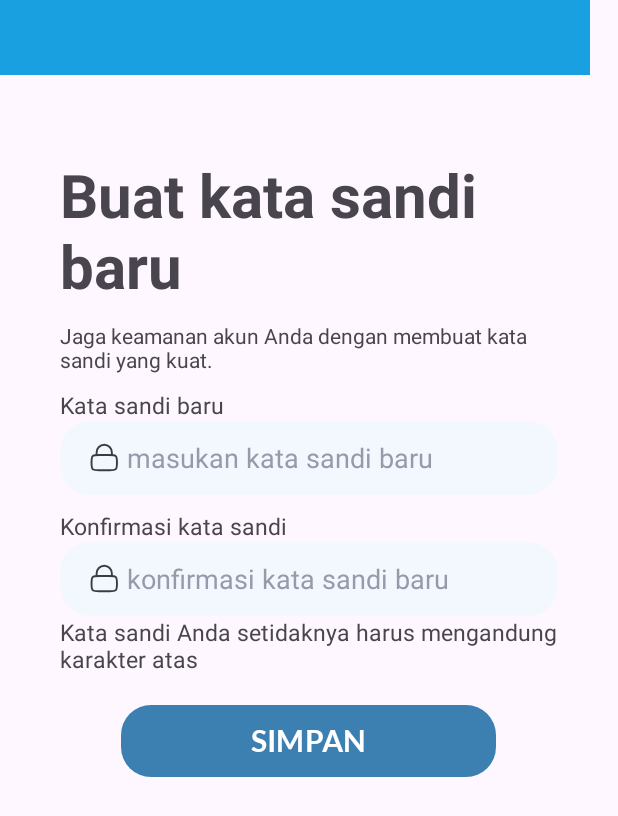
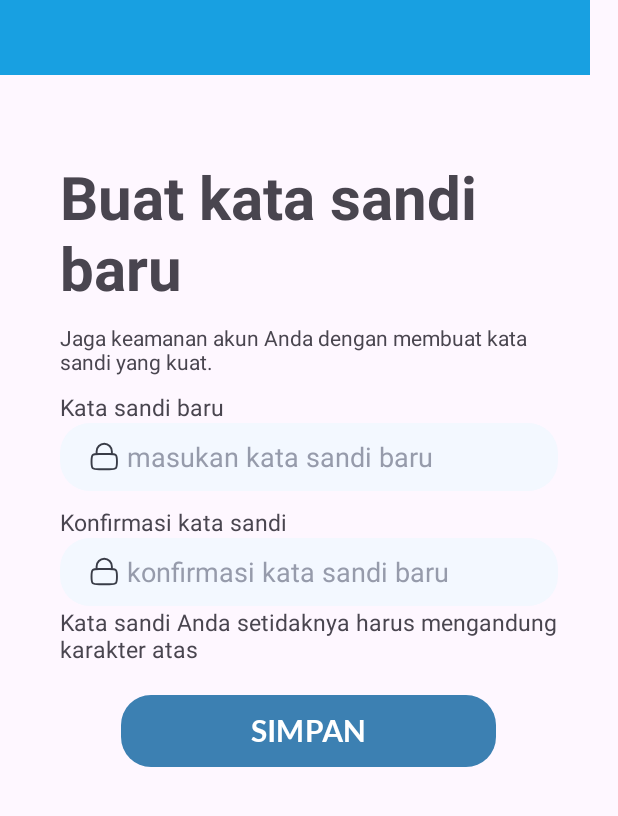
Before and after one commit to backprosuhendra/Aplikasiwisatarajaampat, an Android app: the buatkatasandibaru screen opened directly, with no data from a screen before it, on a phone screen of 412 x 824 dp. Shown: the top 816 px of the screen. Run offline under Robolectric (Android 15) with nearby library versions, the phone set to English and light mode, and no system bars.

Commit message:
rubah elfan test

```diff
--- a/app/src/main/res/layout/activity_berhasilbuatsandi.xml
+++ b/app/src/main/res/layout/activity_berhasilbuatsandi.xml
@@ -49,7 +49,7 @@
 
         <TextView
             android:id="@+id/tv1"
-            android:layout_width="wrap_content"
+            android:layout_width="match_parent"
             android:layout_height="wrap_content"
             android:gravity="center"
             android:text="Kata Sandi Berubah!"
@@ -64,7 +64,7 @@
 
         <TextView
             android:id="@+id/tv2"
-            android:layout_width="wrap_content"
+            android:layout_width="match_parent"
             android:layout_height="wrap_content"
             android:gravity="center"
             android:text="Kata sandi Anda telah berhasil diubah."
--- a/app/src/main/res/layout/activity_berhasilmembuatakun.xml
+++ b/app/src/main/res/layout/activity_berhasilmembuatakun.xml
@@ -36,7 +36,7 @@
 
         <TextView
             android:id="@+id/tv1"
-            android:layout_width="wrap_content"
+            android:layout_width="match_parent"
             android:layout_height="wrap_content"
             android:gravity="center"
             android:text="Berhasil"
@@ -52,7 +52,7 @@
 
         <TextView
             android:id="@+id/tv2"
-            android:layout_width="wrap_content"
+            android:layout_width="match_parent"
             android:layout_height="wrap_content"
             android:gravity="center"
             android:text="membuat akun"
--- a/app/src/main/res/layout/activity_buatkatasandibaru.xml
+++ b/app/src/main/res/layout/activity_buatkatasandibaru.xml
@@ -62,9 +62,9 @@
 
         <TextView
             android:id="@+id/tvusername"
-            android:layout_width="wrap_content"
+            android:layout_width="match_parent"
             android:layout_height="wrap_content"
-            android:gravity="center"
+            android:gravity="left"
             android:paddingTop="10dp"
             android:text="Kata sandi baru"
             android:textSize="15dp"
@@ -79,7 +79,7 @@
         <EditText
             android:id="@+id/edt_masukanusername"
             android:layout_width="match_parent"
-            android:layout_height="49dp"
+            android:layout_height="45dp"
             android:background="@drawable/bg_isifield"
             android:backgroundTint="@color/textfield"
             android:drawableStart="@drawable/icongembok"
@@ -99,9 +99,9 @@
 
         <TextView
             android:id="@+id/tvkonfirmasikatasandibaru"
-            android:layout_width="wrap_content"
+            android:layout_width="match_parent"
             android:layout_height="wrap_content"
-            android:gravity="center"
+            android:gravity="left"
             android:paddingTop="10dp"
             android:text="Konfirmasi kata sandi"
             android:textSize="15dp"
@@ -116,7 +116,7 @@
         <EditText
             android:id="@+id/edt_konfirmasikatasandibaru"
             android:layout_width="match_parent"
-            android:layout_height="49dp"
+            android:layout_height="45dp"
             android:background="@drawable/bg_isifield"
             android:backgroundTint="@color/textfield"
             android:drawableStart="@drawable/icongembok"
```
